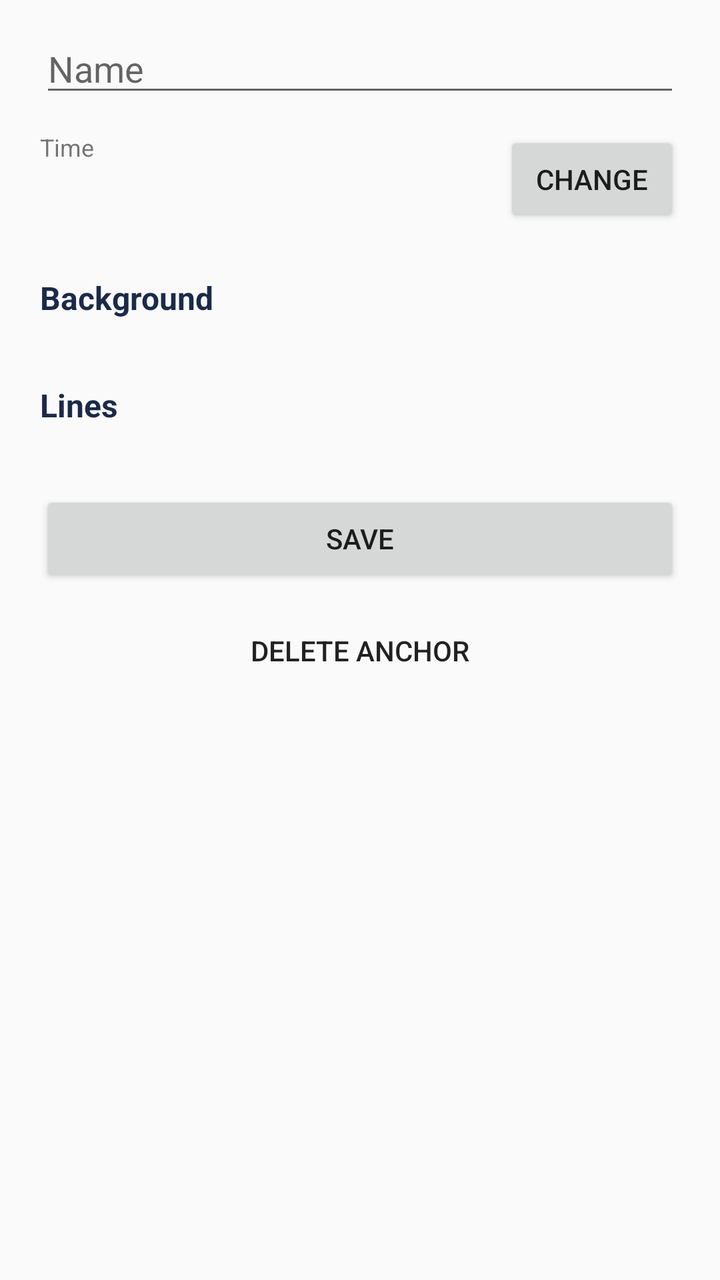
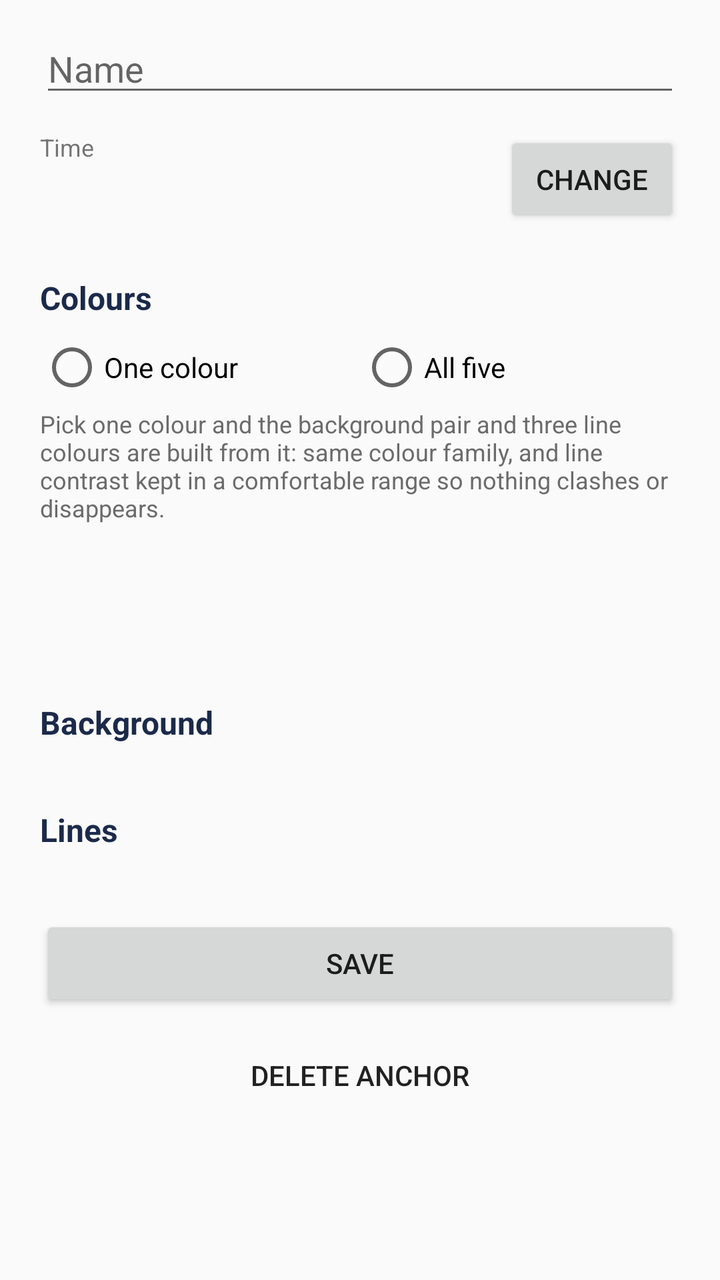

The first picture is an Android layout as it rendered before a commit; the second is the same layout after the commit. The layout source and the unified diff follow.
<!-- AndroidManifest.xml: application theme Theme.Contour -->
<!-- res/layout/activity_anchor_editor.xml -->
<?xml version="1.0" encoding="utf-8"?>
<ScrollView xmlns:android="http://schemas.android.com/apk/res/android"
    android:layout_width="match_parent"
    android:layout_height="match_parent">

    <LinearLayout
        android:layout_width="match_parent"
        android:layout_height="wrap_content"
        android:orientation="vertical"
        android:paddingLeft="20dp"
        android:paddingRight="20dp"
        android:paddingTop="12dp"
        android:paddingBottom="32dp">

        <EditText
            android:id="@+id/edit_name"
            android:layout_width="match_parent"
            android:layout_height="wrap_content"
            android:hint="Name"
            android:inputType="textCapSentences"
            android:maxLines="1" />

        <LinearLayout
            android:layout_width="match_parent"
            android:layout_height="wrap_content"
            android:layout_marginTop="12dp"
            android:gravity="center_vertical"
            android:orientation="horizontal">

            <LinearLayout
                android:layout_width="0dp"
                android:layout_height="wrap_content"
                android:layout_weight="1"
                android:orientation="vertical">

                <TextView
                    android:layout_width="wrap_content"
                    android:layout_height="wrap_content"
                    android:text="Time"
                    android:textSize="12sp" />

                <TextView
                    android:id="@+id/text_hour"
                    android:layout_width="wrap_content"
                    android:layout_height="wrap_content"
                    android:textColor="#1B1B1B"
                    android:textSize="24sp" />
            </LinearLayout>

            <Button
                android:id="@+id/btn_hour"
                android:layout_width="wrap_content"
                android:layout_height="wrap_content"
                android:text="Change" />
        </LinearLayout>

        <TextView
            android:id="@+id/solar_note"
            style="@style/Hint"
            android:layout_marginTop="8dp"
            android:textColor="#8A4B12"
            android:visibility="gone" />

        <TextView style="@style/SectionTitle" android:text="Background" />

        <LinearLayout
            android:id="@+id/bg_rows"
            android:layout_width="match_parent"
            android:layout_height="wrap_content"
            android:orientation="vertical" />

        <TextView style="@style/SectionTitle" android:text="Lines" />

        <LinearLayout
            android:id="@+id/line_rows"
            android:layout_width="match_parent"
            android:layout_height="wrap_content"
            android:orientation="vertical" />

        <Button
            android:id="@+id/btn_save"
            android:layout_width="match_parent"
            android:layout_height="wrap_content"
            android:layout_marginTop="24dp"
            android:text="Save" />

        <Button
            android:id="@+id/btn_delete"
            style="?android:attr/borderlessButtonStyle"
            android:layout_width="match_parent"
            android:layout_height="wrap_content"
            android:layout_marginTop="8dp"
            android:text="Delete anchor" />
    </LinearLayout>
</ScrollView>
<!-- resources referenced by this layout -->
<resources>
  <style name="Hint">
          <item name="android:layout_width">match_parent</item>
          <item name="android:layout_height">wrap_content</item>
          <item name="android:textSize">12sp</item>
          <item name="android:textColor">#6B6B6B</item>
          <item name="android:layout_marginTop">4dp</item>
      </style>
  <style name="SectionTitle">
          <item name="android:layout_width">match_parent</item>
          <item name="android:layout_height">wrap_content</item>
          <item name="android:textSize">16sp</item>
          <item name="android:textStyle">bold</item>
          <item name="android:textColor">#1B2A4A</item>
          <item name="android:layout_marginTop">24dp</item>
          <item name="android:layout_marginBottom">8dp</item>
      </style>
  <style name="Theme.Contour" parent="android:Theme.Material.Light">
          <item name="android:colorPrimary">#1B2A4A</item>
          <item name="android:colorPrimaryDark">#05070F</item>
          <item name="android:colorAccent">#C56B14</item>
      </style>
</resources>

<!-- the commit's change to res/layout/activity_anchor_editor.xml (unified diff, before → after) -->
@@ -61,6 +61,68 @@
             android:textColor="#8A4B12"
             android:visibility="gone" />
 
+        <TextView style="@style/SectionTitle" android:text="Colours" />
+
+        <RadioGroup
+            android:id="@+id/group_mode"
+            android:layout_width="match_parent"
+            android:layout_height="wrap_content"
+            android:orientation="horizontal">
+
+            <RadioButton
+                android:id="@+id/radio_simple"
+                android:layout_width="0dp"
+                android:layout_height="wrap_content"
+                android:layout_weight="1"
+                android:text="One colour" />
+
+            <RadioButton
+                android:id="@+id/radio_custom"
+                android:layout_width="0dp"
+                android:layout_height="wrap_content"
+                android:layout_weight="1"
+                android:text="All five" />
+        </RadioGroup>
+
+        <LinearLayout
+            android:id="@+id/simple_block"
+            android:layout_width="match_parent"
+            android:layout_height="wrap_content"
+            android:orientation="vertical">
+
+            <TextView
+                style="@style/Hint"
+                android:text="Pick one colour and the background pair and three line colours are built from it: same colour family, and line contrast kept in a comfortable range so nothing clashes or disappears." />
+
+            <LinearLayout
+                android:id="@+id/seed_row"
+                android:layout_width="match_parent"
+                android:layout_height="wrap_content"
+                android:orientation="vertical" />
+
+            <TextView
+                android:id="@+id/derived_preview"
+                android:layout_width="match_parent"
+                android:layout_height="wrap_content"
+                android:layout_marginTop="4dp"
+                android:textSize="12sp"
+                android:typeface="monospace" />
+
+            <LinearLayout
+                android:id="@+id/derived_swatches"
+                android:layout_width="wrap_content"
+                android:layout_height="32dp"
+                android:layout_marginTop="4dp"
+                android:layout_marginBottom="8dp"
+                android:orientation="horizontal" />
+        </LinearLayout>
+
+        <LinearLayout
+            android:id="@+id/custom_block"
+            android:layout_width="match_parent"
+            android:layout_height="wrap_content"
+            android:orientation="vertical">
+
         <TextView style="@style/SectionTitle" android:text="Background" />
 
         <LinearLayout
@@ -76,6 +138,8 @@
             android:layout_width="match_parent"
             android:layout_height="wrap_content"
             android:orientation="vertical" />
+
+        </LinearLayout>
 
         <Button
             android:id="@+id/btn_save"
